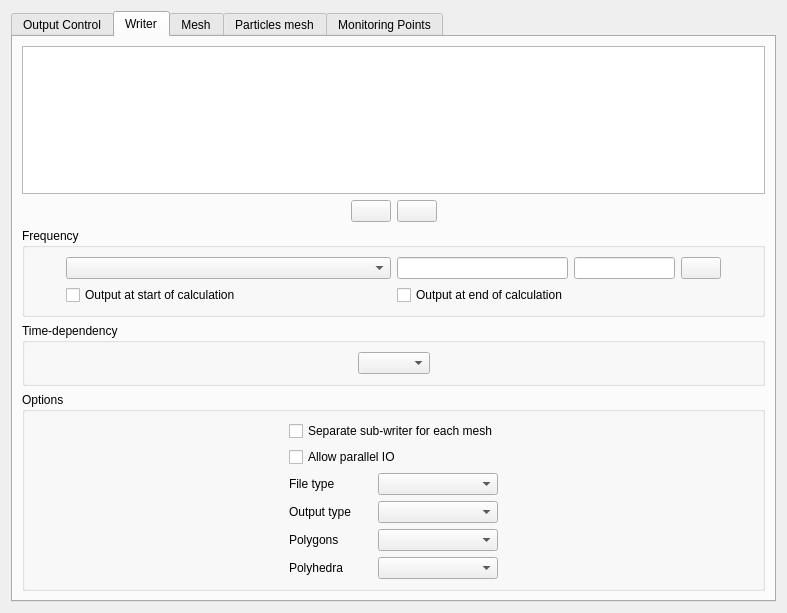
This is python/code_saturne/gui/case/OutputControlForm.ui in code-saturne/code_saturne as Qt 5 draws it before an edit. The edited form follows.
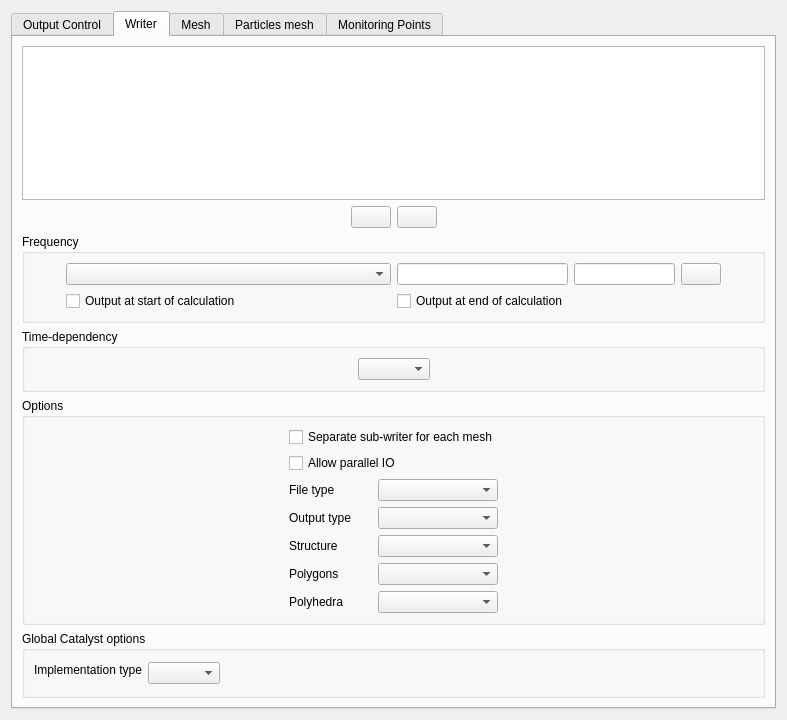
This is the edited form. The open tabs and pages were chosen to show the change. Icons and pictures are not drawn.

Commit message: Catalyst2: automate setting of required environment.

Patch:
```diff
--- a/python/code_saturne/gui/case/OutputControlForm.ui
+++ b/python/code_saturne/gui/case/OutputControlForm.ui
@@ -7,7 +7,7 @@
     <x>0</x>
     <y>0</y>
     <width>787</width>
-    <height>613</height>
+    <height>720</height>
    </rect>
   </property>
   <property name="windowTitle">
@@ -331,129 +331,6 @@
          </item>
         </layout>
        </item>
-       <item row="1" column="0">
-        <widget class="QGroupBox" name="groupBoxFrequency">
-         <property name="toolTip">
-          <string>&lt;html&gt;&lt;head/&gt;&lt;body&gt;&lt;p&gt;&lt;span style=&quot; font-size:9pt;&quot;&gt;Define the writing frequency for the selected writer between:&lt;br/&gt;- No periodic output,&lt;br/&gt;- Output every 'n' time steps,&lt;br/&gt;- Output every 'x' seconds,&lt;br/&gt;- Output using a formula, in which case, the formula editor has to be filled. &lt;/span&gt;&lt;/p&gt;&lt;p&gt;&lt;span style=&quot; font-size:9pt;&quot;&gt;An output can be written at the end of the calculation by checking the corresponding box.&lt;/span&gt;&lt;/p&gt;&lt;/body&gt;&lt;/html&gt;</string>
-         </property>
-         <property name="title">
-          <string>Frequency</string>
-         </property>
-         <layout class="QGridLayout">
-          <property name="leftMargin">
-           <number>9</number>
-          </property>
-          <property name="topMargin">
-           <number>9</number>
-          </property>
-          <property name="rightMargin">
-           <number>9</number>
-          </property>
-          <property name="bottomMargin">
-           <number>9</number>
-          </property>
-          <property name="spacing">
-           <number>6</number>
-          </property>
-          <item row="0" column="0">
-           <spacer>
-            <property name="orientation">
-             <enum>Qt::Horizontal</enum>
-            </property>
-            <property name="sizeHint" stdset="0">
-             <size>
-              <width>40</width>
-              <height>20</height>
-             </size>
-            </property>
-           </spacer>
-          </item>
-          <item row="0" column="1">
-           <widget class="QComboBox" name="comboBoxFrequency">
-            <property name="minimumSize">
-             <size>
-              <width>325</width>
-              <height>0</height>
-             </size>
-            </property>
-            <property name="toolTip">
-             <string/>
-            </property>
-           </widget>
-          </item>
-          <item row="0" column="2">
-           <widget class="QLineEdit" name="lineEditFrequency">
-            <property name="minimumSize">
-             <size>
-              <width>100</width>
-              <height>0</height>
-             </size>
-            </property>
-            <property name="toolTip">
-             <string>&lt;html&gt;&lt;head/&gt;&lt;body&gt;&lt;p&gt;&lt;br/&gt;&lt;/p&gt;&lt;/body&gt;&lt;/html&gt;</string>
-            </property>
-           </widget>
-          </item>
-          <item row="0" column="5">
-           <spacer>
-            <property name="orientation">
-             <enum>Qt::Horizontal</enum>
-            </property>
-            <property name="sizeHint" stdset="0">
-             <size>
-              <width>40</width>
-              <height>20</height>
-             </size>
-            </property>
-           </spacer>
-          </item>
-          <item row="0" column="3">
-           <widget class="QLineEdit" name="lineEditFrequencyTime">
-            <property name="minimumSize">
-             <size>
-              <width>100</width>
-              <height>0</height>
-             </size>
-            </property>
-            <property name="toolTip">
-             <string>&lt;html&gt;&lt;head/&gt;&lt;body&gt;&lt;p&gt;&lt;br/&gt;&lt;/p&gt;&lt;/body&gt;&lt;/html&gt;</string>
-            </property>
-           </widget>
-          </item>
-          <item row="0" column="4">
-           <widget class="QPushButton" name="pushButtonFrequency">
-            <property name="toolTip">
-             <string>&lt;html&gt;&lt;head/&gt;&lt;body&gt;&lt;p&gt;&lt;br/&gt;&lt;/p&gt;&lt;/body&gt;&lt;/html&gt;</string>
-            </property>
-            <property name="text">
-             <string/>
-            </property>
-            <property name="icon">
-             <iconset resource="resources_pages.qrc">
-              <normaloff>:/new/prefix1/data/icons/22x22/preferences-system.png</normaloff>:/new/prefix1/data/icons/22x22/preferences-system.png</iconset>
-            </property>
-           </widget>
-          </item>
-          <item row="1" column="1">
-           <widget class="QCheckBox" name="checkBoxOutputStart">
-            <property name="text">
-             <string>Output at start of calculation</string>
-            </property>
-           </widget>
-          </item>
-          <item row="1" column="2">
-           <widget class="QCheckBox" name="checkBoxOutputEnd">
-            <property name="toolTip">
-             <string/>
-            </property>
-            <property name="text">
-             <string>Output at end of calculation</string>
-            </property>
-           </widget>
-          </item>
-         </layout>
-        </widget>
-       </item>
        <item row="2" column="0">
         <widget class="QGroupBox" name="groupBoxTimeDependency">
          <property name="toolTip">
@@ -585,6 +462,65 @@
               <property name="spacing">
                <number>6</number>
               </property>
+              <item row="6" column="0">
+               <widget class="QLabel" name="labelPolyhedra">
+                <property name="toolTip">
+                 <string/>
+                </property>
+                <property name="text">
+                 <string>Polyhedra</string>
+                </property>
+               </widget>
+              </item>
+              <item row="2" column="1">
+               <widget class="QComboBox" name="comboBoxFormatE">
+                <property name="minimumSize">
+                 <size>
+                  <width>120</width>
+                  <height>0</height>
+                 </size>
+                </property>
+                <property name="toolTip">
+                 <string>&lt;html&gt;&lt;head/&gt;&lt;body&gt;&lt;p&gt;&lt;span style=&quot; font-size:9pt;&quot;&gt;Select a format for the selected writer:&lt;br/&gt;- Binary(native),&lt;br/&gt;- Binary (big endian),&lt;br/&gt;- Text.&lt;/span&gt;&lt;/p&gt;&lt;/body&gt;&lt;/html&gt;</string>
+                </property>
+               </widget>
+              </item>
+              <item row="5" column="1">
+               <widget class="QComboBox" name="comboBoxPolygon">
+                <property name="minimumSize">
+                 <size>
+                  <width>120</width>
+                  <height>0</height>
+                 </size>
+                </property>
+                <property name="toolTip">
+                 <string>&lt;html&gt;&lt;head/&gt;&lt;body&gt;&lt;p&gt;&lt;span style=&quot; font-size:9pt;&quot;&gt;Choose how to display polygonal mesh elements:&lt;br/&gt;- Display,&lt;br/&gt;- Discard (polygons are not displayed),&lt;br/&gt;- Subdivide (polygons are subdivided into triangles).&lt;/span&gt;&lt;/p&gt;&lt;/body&gt;&lt;/html&gt;</string>
+                </property>
+               </widget>
+              </item>
+              <item row="1" column="0" colspan="2">
+               <widget class="QCheckBox" name="checkBoxAllowParallelIO">
+                <property name="toolTip">
+                 <string>&lt;html&gt;&lt;head/&gt;&lt;body&gt;&lt;p&gt;Allows parallel IO (using MPI-IO) if available.&lt;/p&gt;&lt;/body&gt;&lt;/html&gt;</string>
+                </property>
+                <property name="text">
+                 <string>Allow parallel IO</string>
+                </property>
+               </widget>
+              </item>
+              <item row="6" column="1">
+               <widget class="QComboBox" name="comboBoxPolyhedra">
+                <property name="minimumSize">
+                 <size>
+                  <width>120</width>
+                  <height>0</height>
+                 </size>
+                </property>
+                <property name="toolTip">
+                 <string>&lt;html&gt;&lt;head/&gt;&lt;body&gt;&lt;p&gt;&lt;span style=&quot; font-size:9pt;&quot;&gt;Choose how to display polyheddral mesh elements:&lt;br/&gt;- Display,&lt;br/&gt;- Discard (polyhedra are not displayed),&lt;br/&gt;- Subdivide (polyhedra are subdivided into pyramids and tetrahedra).&lt;/span&gt;&lt;/p&gt;&lt;/body&gt;&lt;/html&gt;</string>
+                </property>
+               </widget>
+              </item>
               <item row="0" column="0" colspan="2">
                <widget class="QCheckBox" name="checkBoxSeparateMeshes">
                 <property name="toolTip">
@@ -595,29 +531,6 @@
                 </property>
                </widget>
               </item>
-              <item row="2" column="0">
-               <widget class="QLabel" name="labelFormatE">
-                <property name="toolTip">
-                 <string/>
-                </property>
-                <property name="text">
-                 <string>File type</string>
-                </property>
-               </widget>
-              </item>
-              <item row="2" column="1">
-               <widget class="QComboBox" name="comboBoxFormatE">
-                <property name="minimumSize">
-                 <size>
-                  <width>120</width>
-                  <height>0</height>
-                 </size>
-                </property>
-                <property name="toolTip">
-                 <string>&lt;html&gt;&lt;head/&gt;&lt;body&gt;&lt;p&gt;&lt;span style=&quot; font-size:9pt;&quot;&gt;Select a format for the selected writer:&lt;br/&gt;- Binary(native),&lt;br/&gt;- Binary (big endian),&lt;br/&gt;- Text.&lt;/span&gt;&lt;/p&gt;&lt;/body&gt;&lt;/html&gt;</string>
-                </property>
-               </widget>
-              </item>
               <item row="3" column="1">
                <widget class="QComboBox" name="comboBoxFormatH">
                 <property name="toolTip">
@@ -625,6 +538,13 @@
                 </property>
                </widget>
               </item>
+              <item row="4" column="0">
+               <widget class="QLabel" name="labelStructureC">
+                <property name="text">
+                 <string>Structure</string>
+                </property>
+               </widget>
+              </item>
               <item row="3" column="0">
                <widget class="QLabel" name="labelFormatH">
                 <property name="text">
@@ -632,30 +552,14 @@
                 </property>
                </widget>
               </item>
-              <item row="1" column="0" colspan="2">
-               <widget class="QCheckBox" name="checkBoxAllowParallelIO">
-                <property name="toolTip">
-                 <string>&lt;html&gt;&lt;head/&gt;&lt;body&gt;&lt;p&gt;Allows parallel IO (using MPI-IO) if available.&lt;/p&gt;&lt;/body&gt;&lt;/html&gt;</string>
-                </property>
-                <property name="text">
-                 <string>Allow parallel IO</string>
-                </property>
-               </widget>
-              </item>
               <item row="4" column="1">
-               <widget class="QComboBox" name="comboBoxPolygon">
-                <property name="minimumSize">
-                 <size>
-                  <width>120</width>
-                  <height>0</height>
-                 </size>
-                </property>
+               <widget class="QComboBox" name="comboBoxStructureC">
                 <property name="toolTip">
                  <string>&lt;html&gt;&lt;head/&gt;&lt;body&gt;&lt;p&gt;&lt;span style=&quot; font-size:9pt;&quot;&gt;Choose how to display polygonal mesh elements:&lt;br/&gt;- Display,&lt;br/&gt;- Discard (polygons are not displayed),&lt;br/&gt;- Subdivide (polygons are subdivided into triangles).&lt;/span&gt;&lt;/p&gt;&lt;/body&gt;&lt;/html&gt;</string>
                 </property>
                </widget>
               </item>
-              <item row="4" column="0">
+              <item row="5" column="0">
                <widget class="QLabel" name="labelPolygon">
                 <property name="toolTip">
                  <string/>
@@ -665,26 +569,13 @@
                 </property>
                </widget>
               </item>
-              <item row="5" column="1">
-               <widget class="QComboBox" name="comboBoxPolyhedra">
-                <property name="minimumSize">
-                 <size>
-                  <width>120</width>
-                  <height>0</height>
-                 </size>
-                </property>
-                <property name="toolTip">
-                 <string>&lt;html&gt;&lt;head/&gt;&lt;body&gt;&lt;p&gt;&lt;span style=&quot; font-size:9pt;&quot;&gt;Choose how to display polyheddral mesh elements:&lt;br/&gt;- Display,&lt;br/&gt;- Discard (polyhedra are not displayed),&lt;br/&gt;- Subdivide (polyhedra are subdivided into pyramids and tetrahedra).&lt;/span&gt;&lt;/p&gt;&lt;/body&gt;&lt;/html&gt;</string>
-                </property>
-               </widget>
-              </item>
-              <item row="5" column="0">
-               <widget class="QLabel" name="labelPolyhedra">
+              <item row="2" column="0">
+               <widget class="QLabel" name="labelFormatE">
                 <property name="toolTip">
                  <string/>
                 </property>
                 <property name="text">
-                 <string>Polyhedra</string>
+                 <string>File type</string>
                 </property>
                </widget>
               </item>
@@ -708,6 +599,165 @@
          </layout>
         </widget>
        </item>
+       <item row="1" column="0">
+        <widget class="QGroupBox" name="groupBoxFrequency">
+         <property name="toolTip">
+          <string>&lt;html&gt;&lt;head/&gt;&lt;body&gt;&lt;p&gt;&lt;span style=&quot; font-size:9pt;&quot;&gt;Define the writing frequency for the selected writer between:&lt;br/&gt;- No periodic output,&lt;br/&gt;- Output every 'n' time steps,&lt;br/&gt;- Output every 'x' seconds,&lt;br/&gt;- Output using a formula, in which case, the formula editor has to be filled. &lt;/span&gt;&lt;/p&gt;&lt;p&gt;&lt;span style=&quot; font-size:9pt;&quot;&gt;An output can be written at the end of the calculation by checking the corresponding box.&lt;/span&gt;&lt;/p&gt;&lt;/body&gt;&lt;/html&gt;</string>
+         </property>
+         <property name="title">
+          <string>Frequency</string>
+         </property>
+         <layout class="QGridLayout">
+          <property name="leftMargin">
+           <number>9</number>
+          </property>
+          <property name="topMargin">
+           <number>9</number>
+          </property>
+          <property name="rightMargin">
+           <number>9</number>
+          </property>
+          <property name="bottomMargin">
+           <number>9</number>
+          </property>
+          <property name="spacing">
+           <number>6</number>
+          </property>
+          <item row="0" column="0">
+           <spacer>
+            <property name="orientation">
+             <enum>Qt::Horizontal</enum>
+            </property>
+            <property name="sizeHint" stdset="0">
+             <size>
+              <width>40</width>
+              <height>20</height>
+             </size>
+            </property>
+           </spacer>
+          </item>
+          <item row="0" column="1">
+           <widget class="QComboBox" name="comboBoxFrequency">
+            <property name="minimumSize">
+             <size>
+              <width>325</width>
+              <height>0</height>
+             </size>
+            </property>
+            <property name="toolTip">
+             <string/>
+            </property>
+           </widget>
+          </item>
+          <item row="0" column="2">
+           <widget class="QLineEdit" name="lineEditFrequency">
+            <property name="minimumSize">
+             <size>
+              <width>100</width>
+              <height>0</height>
+             </size>
+            </property>
+            <property name="toolTip">
+             <string>&lt;html&gt;&lt;head/&gt;&lt;body&gt;&lt;p&gt;&lt;br/&gt;&lt;/p&gt;&lt;/body&gt;&lt;/html&gt;</string>
+            </property>
+           </widget>
+          </item>
+          <item row="0" column="5">
+           <spacer>
+            <property name="orientation">
+             <enum>Qt::Horizontal</enum>
+            </property>
+            <property name="sizeHint" stdset="0">
+             <size>
+              <width>40</width>
+              <height>20</height>
+             </size>
+            </property>
+           </spacer>
+          </item>
+          <item row="0" column="3">
+           <widget class="QLineEdit" name="lineEditFrequencyTime">
+            <property name="minimumSize">
+             <size>
+              <width>100</width>
+              <height>0</height>
+             </size>
+            </property>
+            <property name="toolTip">
+             <string>&lt;html&gt;&lt;head/&gt;&lt;body&gt;&lt;p&gt;&lt;br/&gt;&lt;/p&gt;&lt;/body&gt;&lt;/html&gt;</string>
+            </property>
+           </widget>
+          </item>
+          <item row="0" column="4">
+           <widget class="QPushButton" name="pushButtonFrequency">
+            <property name="toolTip">
+             <string>&lt;html&gt;&lt;head/&gt;&lt;body&gt;&lt;p&gt;&lt;br/&gt;&lt;/p&gt;&lt;/body&gt;&lt;/html&gt;</string>
+            </property>
+            <property name="text">
+             <string/>
+            </property>
+            <property name="icon">
+             <iconset resource="resources_pages.qrc">
+              <normaloff>:/new/prefix1/data/icons/22x22/preferences-system.png</normaloff>:/new/prefix1/data/icons/22x22/preferences-system.png</iconset>
+            </property>
+           </widget>
+          </item>
+          <item row="1" column="1">
+           <widget class="QCheckBox" name="checkBoxOutputStart">
+            <property name="text">
+             <string>Output at start of calculation</string>
+            </property>
+           </widget>
+          </item>
+          <item row="1" column="2">
+           <widget class="QCheckBox" name="checkBoxOutputEnd">
+            <property name="toolTip">
+             <string/>
+            </property>
+            <property name="text">
+             <string>Output at end of calculation</string>
+            </property>
+           </widget>
+          </item>
+         </layout>
+        </widget>
+       </item>
+       <item row="4" column="0">
+        <widget class="QGroupBox" name="groupBoxGlobalCatalystOptions">
+         <property name="title">
+          <string>Global Catalyst options</string>
+         </property>
+         <layout class="QGridLayout" name="gridLayout_9">
+          <item row="0" column="3">
+           <spacer name="horizontalSpacer_5">
+            <property name="orientation">
+             <enum>Qt::Horizontal</enum>
+            </property>
+            <property name="sizeHint" stdset="0">
+             <size>
+              <width>40</width>
+              <height>20</height>
+             </size>
+            </property>
+           </spacer>
+          </item>
+          <item row="0" column="0">
+           <widget class="QLabel" name="labelImplementC">
+            <property name="text">
+             <string>Implementation type</string>
+            </property>
+           </widget>
+          </item>
+          <item row="0" column="1" rowspan="2" colspan="2">
+           <widget class="QComboBox" name="comboBoxImplementC">
+            <property name="toolTip">
+             <string>&lt;html&gt;&lt;head/&gt;&lt;body&gt;&lt;p&gt;Catalyst implementation type.&lt;/p&gt;&lt;p&gt;- ParaView implementation is used by default.&lt;/p&gt;&lt;p&gt;- Stub implementation can be used for debugging. If the CATALYST_DATA_DUMP_DIRECTORY environment variable is defined, a data dump into the matching directory will be output, allowing debugging with &lt;span style=&quot; font-weight:600;&quot;&gt;catalyst_replay&lt;/span&gt;.&lt;/p&gt;&lt;p&gt;- The legacy Catalyst implementation can be chosen here if the compute build supports both Catalyst1 and Catalyst2. If the build only supports Catalyst1, that implementation will be used and this option will be ignored.&lt;/p&gt;&lt;/body&gt;&lt;/html&gt;</string>
+            </property>
+           </widget>
+          </item>
+         </layout>
+        </widget>
+       </item>
       </layout>
      </widget>
      <widget class="QWidget" name="tab_2">
```
Left out of the diff: 2 changed lines with no effect on the pictures. The commit also changes 7 other files.
